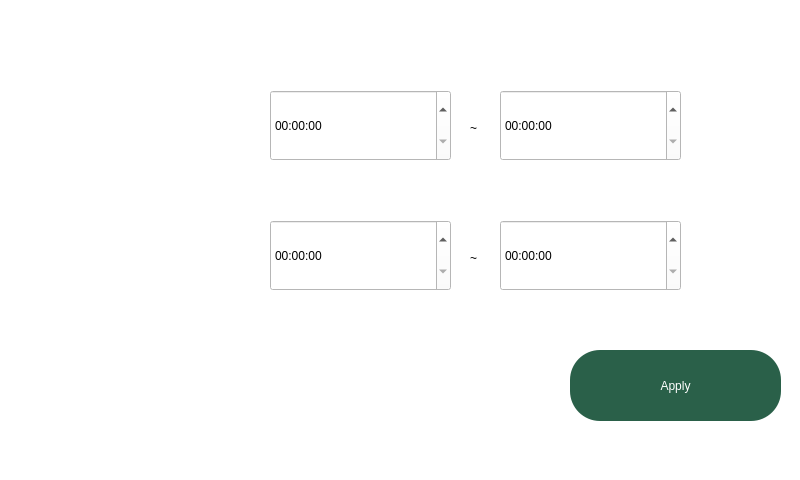
HD-WE/SmartFarm, file SmartFarmGUI/controlPanel/controlpanel.ui: the form before one commit.
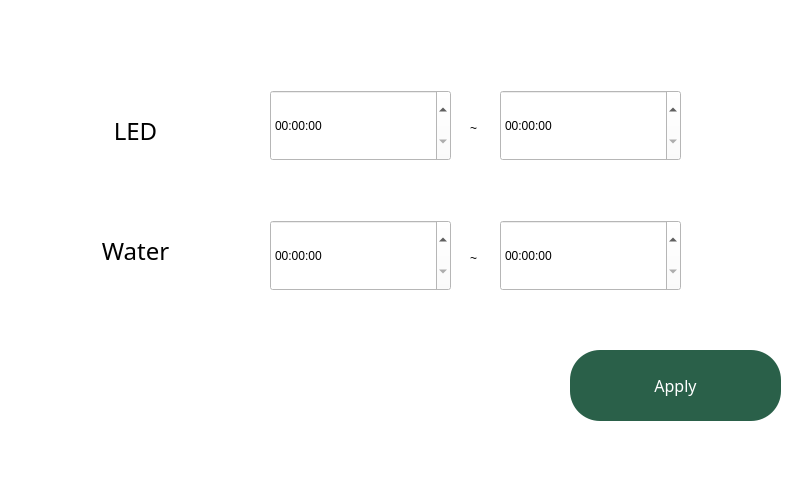
The form after the commit.

```diff
--- a/SmartFarmGUI/controlPanel/controlpanel.ui
+++ b/SmartFarmGUI/controlPanel/controlpanel.ui
@@ -36,6 +36,12 @@
       <height>71</height>
      </rect>
     </property>
+    <property name="font">
+     <font>
+      <family>Eras Bold ITC</family>
+      <pointsize>12</pointsize>
+     </font>
+    </property>
     <property name="styleSheet">
      <string notr="true">background-color: rgb(42, 96, 73);
 color: rgb(255, 255, 255);
@@ -101,6 +107,50 @@
      <string>~</string>
     </property>
    </widget>
+   <widget class="QLabel" name="label_3">
+    <property name="geometry">
+     <rect>
+      <x>60</x>
+      <y>100</y>
+      <width>151</width>
+      <height>61</height>
+     </rect>
+    </property>
+    <property name="font">
+     <font>
+      <family>Eras Bold ITC</family>
+      <pointsize>18</pointsize>
+     </font>
+    </property>
+    <property name="text">
+     <string>LED</string>
+    </property>
+    <property name="alignment">
+     <set>Qt::AlignCenter</set>
+    </property>
+   </widget>
+   <widget class="QLabel" name="label_4">
+    <property name="geometry">
+     <rect>
+      <x>60</x>
+      <y>220</y>
+      <width>151</width>
+      <height>61</height>
+     </rect>
+    </property>
+    <property name="font">
+     <font>
+      <family>Eras Bold ITC</family>
+      <pointsize>18</pointsize>
+     </font>
+    </property>
+    <property name="text">
+     <string>Water</string>
+    </property>
+    <property name="alignment">
+     <set>Qt::AlignCenter</set>
+    </property>
+   </widget>
   </widget>
   <widget class="QMenuBar" name="menubar">
    <property name="geometry">
```
Left out of the diff: 6 changed lines with no effect on the pictures.
